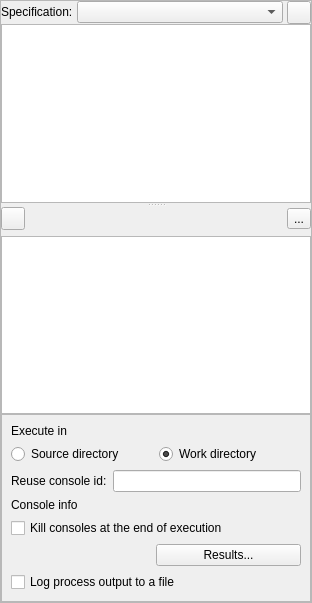
Old version of the form spine_items/tool/ui/tool_properties.ui in the repository spine-tools/spine-items.
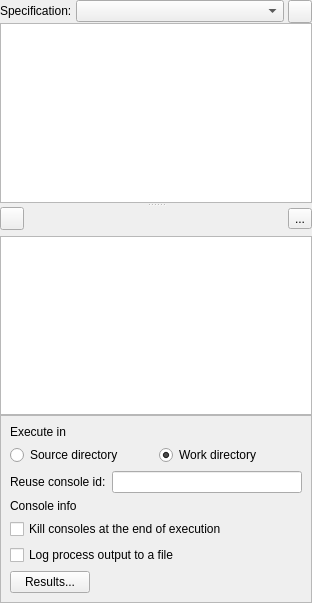
New version of the form. Icons and pictures are not drawn. Custom widgets are drawn as their Qt base class.

Commit message:
Add stylesheets to properties widgets scroll areas to make scroll area backgrounds transparent
Re #spine-tools/Spine-Toolbox#3012

What changed in the file:
```diff
--- a/spine_items/tool/ui/tool_properties.ui
+++ b/spine_items/tool/ui/tool_properties.ui
@@ -26,6 +26,10 @@
   <property name="windowTitle">
    <string>Form</string>
   </property>
+  <property name="styleSheet">
+   <string notr="true">QScrollArea { background: transparent; }
+QScrollArea &gt; QWidget &gt; QWidget { background: transparent; }</string>
+  </property>
   <layout class="QVBoxLayout" name="verticalLayout">
    <property name="spacing">
     <number>0</number>
@@ -44,6 +48,9 @@
    </property>
    <item>
     <widget class="QScrollArea" name="scrollArea">
+     <property name="frameShape">
+      <enum>QFrame::Shape::NoFrame</enum>
+     </property>
      <property name="widgetResizable">
       <bool>true</bool>
      </property>
@@ -52,10 +59,13 @@
        <rect>
         <x>0</x>
         <y>0</y>
-        <width>310</width>
-        <height>601</height>
+        <width>312</width>
+        <height>603</height>
        </rect>
       </property>
+      <property name="autoFillBackground">
+       <bool>false</bool>
+      </property>
       <layout class="QVBoxLayout" name="verticalLayout_3">
        <property name="spacing">
         <number>0</number>
@@ -315,11 +325,34 @@
             </property>
            </widget>
           </item>
+          <item>
+           <widget class="QCheckBox" name="log_process_output_check_box">
+            <property name="text">
+             <string>Log process output to a file</string>
+            </property>
+           </widget>
+          </item>
           <item>
            <layout class="QHBoxLayout" name="horizontalLayout_11">
             <property name="spacing">
              <number>6</number>
             </property>
+            <item>
+             <widget class="QPushButton" name="pushButton_tool_results">
+              <property name="sizePolicy">
+               <sizepolicy hsizetype="Minimum" vsizetype="Fixed">
+                <horstretch>0</horstretch>
+                <verstretch>0</verstretch>
+               </sizepolicy>
+              </property>
+              <property name="toolTip">
+               <string>&lt;html&gt;&lt;head/&gt;&lt;body&gt;&lt;p&gt;Open results archive in file browser&lt;/p&gt;&lt;/body&gt;&lt;/html&gt;</string>
+              </property>
+              <property name="text">
+               <string>Results...</string>
+              </property>
+             </widget>
+            </item>
             <item>
              <spacer name="horizontalSpacer_6">
               <property name="orientation">
@@ -333,31 +366,8 @@
               </property>
              </spacer>
             </item>
-            <item>
-             <widget class="QPushButton" name="pushButton_tool_results">
-              <property name="sizePolicy">
-               <sizepolicy hsizetype="MinimumExpanding" vsizetype="Fixed">
-                <horstretch>0</horstretch>
-                <verstretch>0</verstretch>
-               </sizepolicy>
-              </property>
-              <property name="toolTip">
-               <string>&lt;html&gt;&lt;head/&gt;&lt;body&gt;&lt;p&gt;Open results archive in file browser&lt;/p&gt;&lt;/body&gt;&lt;/html&gt;</string>
-              </property>
-              <property name="text">
-               <string>Results...</string>
-              </property>
-             </widget>
-            </item>
            </layout>
           </item>
-          <item>
-           <widget class="QCheckBox" name="log_process_output_check_box">
-            <property name="text">
-             <string>Log process output to a file</string>
-            </property>
-           </widget>
-          </item>
          </layout>
         </widget>
        </item>
```
Left out of the diff: 1 changed line with no effect on the pictures. The commit also changes 15 other files.
